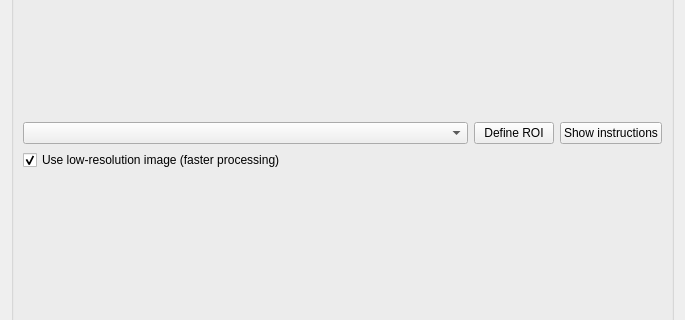
The-Thomas-Lab-UCL/orm-iris, file iris/resources/coordinate_generators/rect_image.ui: the form before one commit; both pictures show x 0 to 685 and y 125 to 445 of the 685 by 653 pixel window.
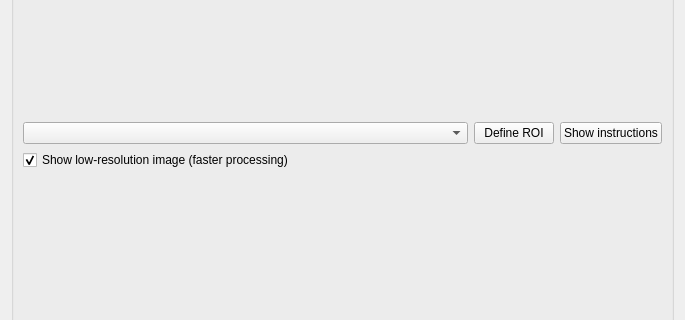
The form after the commit.

Patch:
```diff
--- a/iris/resources/coordinate_generators/rect_image.ui
+++ b/iris/resources/coordinate_generators/rect_image.ui
@@ -51,7 +51,7 @@
           <item row="2" column="0" colspan="3">
            <widget class="QCheckBox" name="chk_lres">
             <property name="text">
-             <string>Use low-resolution image (faster processing)</string>
+             <string>Show low-resolution image (faster processing)</string>
             </property>
             <property name="checked">
              <bool>true</bool>
```
